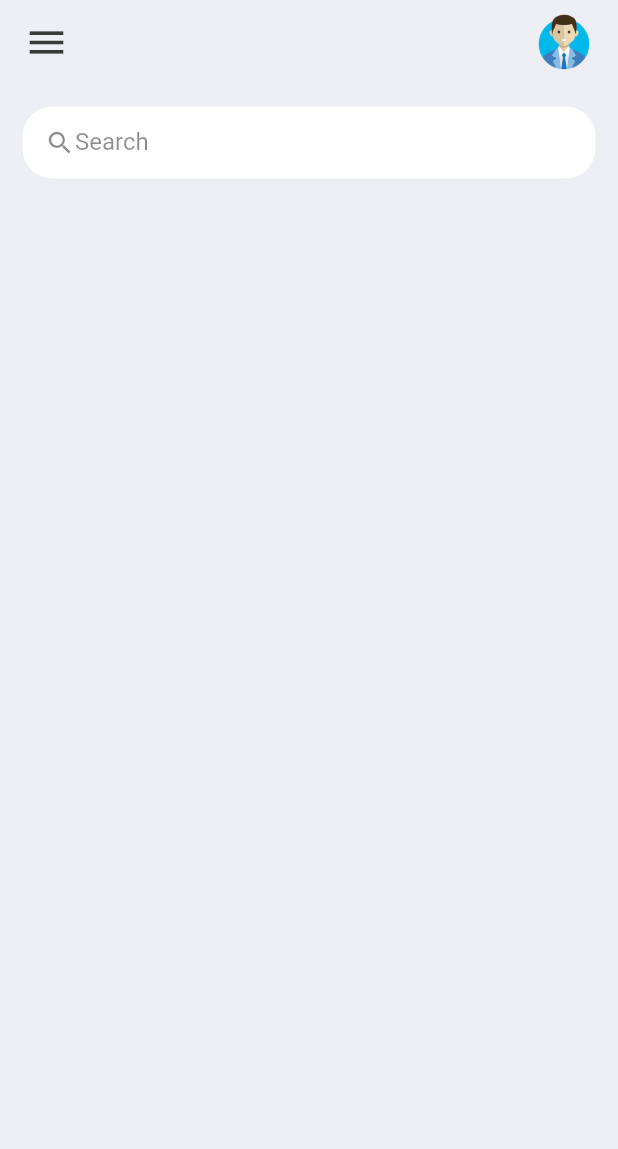
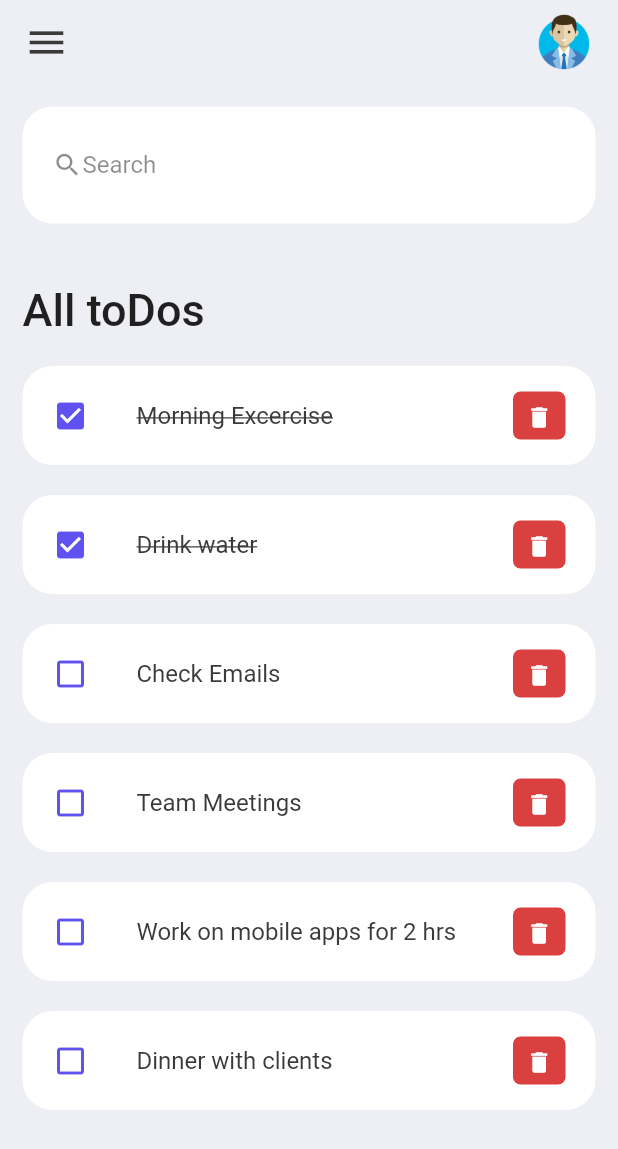
Before and after one commit to robingithb/todolist, a Flutter app: the screen it shows after launch, on a phone screen of 412 x 824 dp. Shown: the top 1149 px of the screen. Run offline on Flutter 3.47's test engine with Material 2 defaults, Android fonts, the phone set to English and light mode, and no system bars.

Commit message:
the stack of list creating

```diff
--- /dev/null
+++ b/lib/model/todo.dart
@@ -0,0 +1,22 @@
+class ToDO {
+  String? id;
+  String? todoText;
+  late bool isDone;
+
+  ToDO({
+    required this.id,
+    required this.todoText,
+    this.isDone = false,
+  });
+
+  static List<ToDO> todoList() {
+    return [
+      ToDO(id: '01', todoText: "Morning Excercise", isDone: true),
+      ToDO(id: '02', todoText: "Drink water", isDone: true),
+      ToDO(id: '03', todoText: "Check Emails", isDone: false),
+      ToDO(id: '04', todoText: "Team Meetings", isDone: false),
+      ToDO(id: '05', todoText: "Work on mobile apps for 2 hrs", isDone: false),
+      ToDO(id: '06', todoText: "Dinner with clients", isDone: false),
+    ];
+  }
+}
--- a/lib/screens/home.dart
+++ b/lib/screens/home.dart
@@ -1,10 +1,16 @@
 import 'package:flutter/material.dart';
 import 'package:flutter/src/widgets/framework.dart';
+import '../model/todo.dart';
 import 'package:flutter/src/widgets/placeholder.dart';
-import 'package:todo/constants/colors.dart';
+import 'package:todo/model/todo.dart';
+import '../constants/colors.dart';
+
+import '../widgets/todo_item.dart';
 
 class Home extends StatelessWidget {
-  const Home({super.key});
+  Home({Key? key}) : super(key: key);
+
+  final todoslist = ToDO.todoList();
 
   @override
   Widget build(BuildContext context) {
@@ -16,6 +22,26 @@ class Home extends StatelessWidget {
           child: Column(
             children: [
               searchBox(),
+              Expanded(
+                child: ListView(
+                  children: [
+                    Container(
+                      margin: EdgeInsets.only(top: 40, bottom: 20),
+                      child: Text(
+                        "All toDos",
+                        style: TextStyle(
+                          fontSize: 30,
+                          fontWeight: FontWeight.w500,
+                        ),
+                      ),
+                    ),
+                    for (ToDO todoo in todoslist)
+                      ToDoItem(
+                        todo: todoo,
+                      ),
+                  ],
+                ),
+              )
             ],
           )),
     );
@@ -55,7 +81,7 @@ class searchBox extends StatelessWidget {
   @override
   Widget build(BuildContext context) {
     return Container(
-      padding: EdgeInsets.symmetric(horizontal: 15),
+      padding: EdgeInsets.symmetric(horizontal: 20, vertical: 15),
       decoration: BoxDecoration(
           color: Colors.white, borderRadius: BorderRadius.circular(20)),
       child: TextField(
--- /dev/null
+++ b/lib/widgets/todo_item.dart
@@ -0,0 +1,51 @@
+import 'package:flutter/material.dart';
+import 'package:flutter/src/widgets/framework.dart';
+import 'package:flutter/src/widgets/placeholder.dart';
+import '../model/todo.dart';
+
+import '../constants/colors.dart';
+
+class ToDoItem extends StatelessWidget {
+  final ToDO todo;
+  const ToDoItem({required this.todo, super.key});
+
+  @override
+  Widget build(BuildContext context) {
+    return Container(
+      margin: EdgeInsets.only(bottom: 20),
+      child: ListTile(
+        onTap: () {},
+        shape: RoundedRectangleBorder(
+          borderRadius: BorderRadius.circular(20),
+        ),
+        contentPadding: EdgeInsets.symmetric(horizontal: 20, vertical: 5),
+        tileColor: Colors.white,
+        leading: Icon(
+          todo.isDone ? Icons.check_box : Icons.check_box_outline_blank,
+          color: tdBlue,
+        ),
+        title: Text(
+          todo.todoText!,
+          style: TextStyle(
+              fontSize: 16,
+              color: tdBlack,
+              decoration: todo.isDone ? TextDecoration.lineThrough : null),
+        ),
+        trailing: Container(
+          padding: EdgeInsets.all(0),
+          margin: EdgeInsets.symmetric(vertical: 12),
+          height: 35,
+          width: 35,
+          decoration: BoxDecoration(
+              color: tdRed, borderRadius: BorderRadius.circular(5)),
+          child: IconButton(
+            color: Colors.white,
+            iconSize: 18,
+            icon: Icon(Icons.delete),
+            onPressed: () {},
+          ),
+        ),
+      ),
+    );
+  }
+}
```
